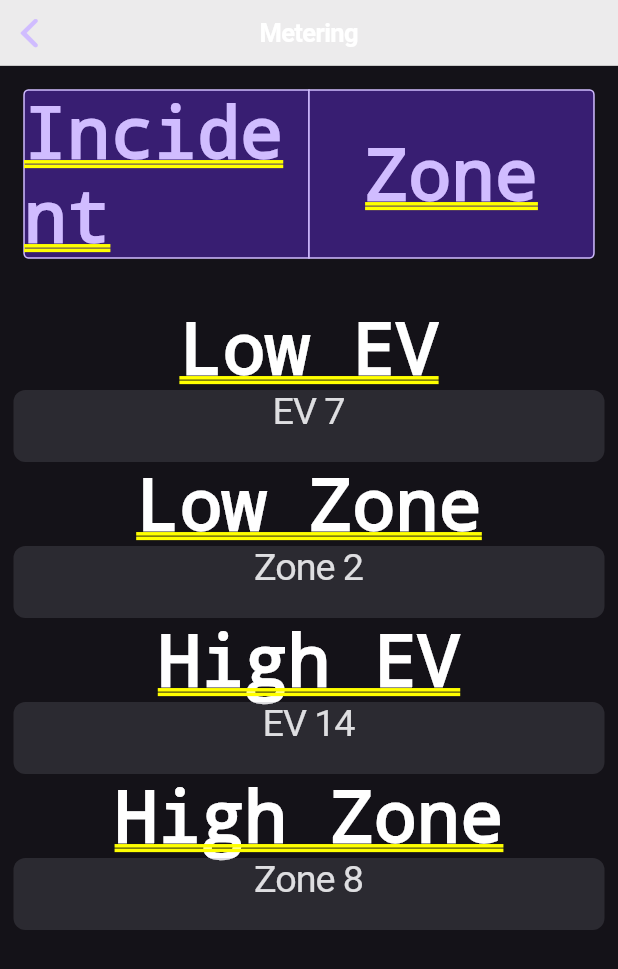
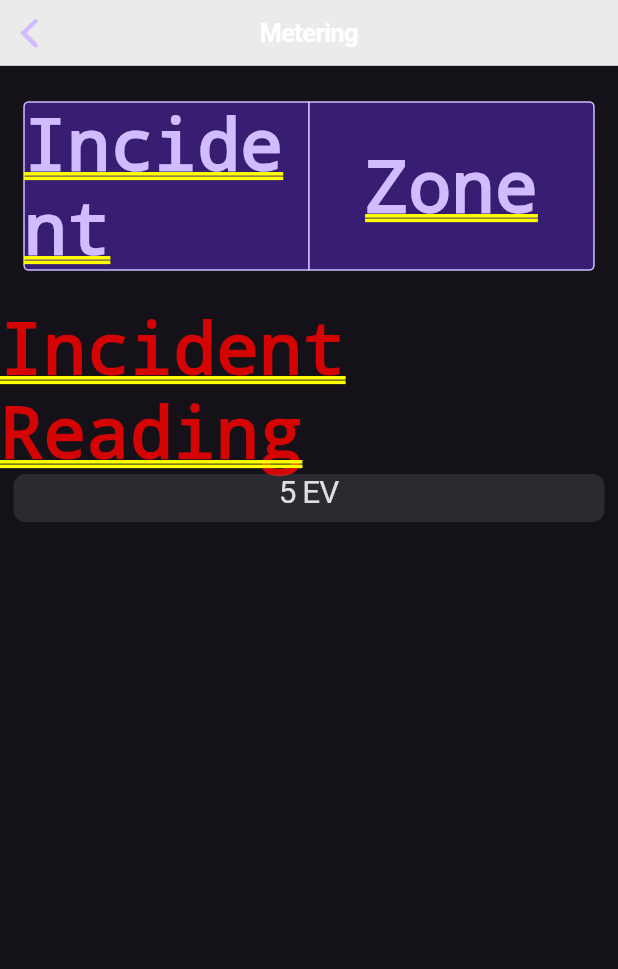
Before and after one commit to jamesbaillies/btzs_calc, a Flutter app: the MeteringPage screen opened directly, on a phone screen of 412 x 824 dp. Shown: the top 969 px of the screen. Run offline on Flutter 3.47's test engine with Material 3 defaults, Android fonts, the phone set to English and light mode, and no system bars.

Commit message:
lates update 3

```diff
--- a/lib/camera_page.dart
+++ b/lib/camera_page.dart
@@ -67,7 +67,7 @@
                         final parsed = double.tryParse(val);
                         if (parsed != null) {
                           setState(() {
-                            session.focalLength = parsed;
+                            session.focalLength = parsed.toInt();
                             if (!session.savedFocalLengths.contains(parsed.toInt())) {
                               session.savedFocalLengths.add(parsed.toInt());
                             }
@@ -119,7 +119,7 @@
             initialItem: session.savedFocalLengths.indexOf(session.focalLength.toInt()),
           ),
           onSelectedItemChanged: (index) => setState(() {
-            session.focalLength = session.savedFocalLengths[index].toDouble();
+            session.focalLength = session.savedFocalLengths[index];
             focalLengthController.text = session.focalLength.toString();
           }),
           children: session.savedFocalLengths.map((f) => Text('$f mm')).toList(),
--- a/lib/main.dart
+++ b/lib/main.dart
@@ -38,7 +38,7 @@
     CameraPage(),
     MeteringPage(),
     FactorsPage(),
-    DOFCalculatorPage(),
+    DOFPage(),
     ExposurePage(),
   ];
 
--- a/lib/metering_page.dart
+++ b/lib/metering_page.dart
@@ -1,6 +1,6 @@
 import 'package:flutter/cupertino.dart';
 import 'package:flutter/material.dart';
-import 'package:btzs_calc/session.dart';
+import 'session.dart';
 
 class MeteringPage extends StatefulWidget {
   const MeteringPage({super.key});
@@ -19,58 +19,73 @@
       child: SafeArea(
         child: Column(
           children: [
-            const SizedBox(height: 16),
-
-            // Toggle between Incident and Zone modes
+            const SizedBox(height: 24),
             CupertinoSegmentedControl<String>(
               children: const {
                 'Incident': Text('Incident'),
                 'Zone': Text('Zone'),
               },
               groupValue: session.meteringMode,
-              onValueChanged: (mode) => setState(() => session.meteringMode = mode),
+              onValueChanged: (String mode) {
+                setState(() {
+                  session.meteringMode = mode;
+                });
+              },
             ),
-
-            const SizedBox(height: 32),
-            const Text('Low EV', style: TextStyle(color: Colors.white)),
+            const SizedBox(height: 24),
+            if (session.meteringMode == 'Zone') ...[
+              const Text('Low EV'),
               CupertinoPicker(
-              magnification: 1.2,
-              useMagnifier: true,
-              itemExtent: 40,
-              scrollController: FixedExtentScrollController(initialItem: session.lowEV.toInt()),
-              onSelectedItemChanged: (v) => setState(() => session.lowEV = v.toDouble()),
-              children: List<Widget>.generate(25, (i) => Text('EV $i', style: const TextStyle(color: Colors.white))),
+                itemExtent: 32,
+                scrollController: FixedExtentScrollController(
+                  initialItem: session.lowEV,
                 ),
-
-            const Text('Low Zone', style: TextStyle(color: Colors.white)),
+                onSelectedItemChanged: (v) =>
+                    setState(() => session.lowEV = v),
+                children: List.generate(21, (index) => Text('${index - 5} EV')),
+              ),
+              const Text('Low Zone'),
               CupertinoPicker(
-              magnification: 1.2,
-              useMagnifier: true,
-              itemExtent: 40,
-              scrollController: FixedExtentScrollController(initialItem: session.lowZone.toInt()),
-              onSelectedItemChanged: (v) => setState(() => session.lowZone = v.toDouble()),
-              children: List<Widget>.generate(12, (i) => Text('Zone $i', style: const TextStyle(color: Colors.white))),
+                itemExtent: 32,
+                scrollController: FixedExtentScrollController(
+                  initialItem: session.lowZone,
                 ),
-
-            const Text('High EV', style: TextStyle(color: Colors.white)),
+                onSelectedItemChanged: (v) =>
+                    setState(() => session.lowZone = v),
+                children: List.generate(11, (index) => Text('Zone $index')),
+              ),
+              const Text('High EV'),
               CupertinoPicker(
-              magnification: 1.2,
-              useMagnifier: true,
-              itemExtent: 40,
-              scrollController: FixedExtentScrollController(initialItem: session.highEV.toInt()),
-              onSelectedItemChanged: (v) => setState(() => session.highEV = v.toDouble()),
-              children: List<Widget>.generate(25, (i) => Text('EV $i', style: const TextStyle(color: Colors.white))),
+                itemExtent: 32,
+                scrollController: FixedExtentScrollController(
+                  initialItem: session.highEV,
                 ),
-
-            const Text('High Zone', style: TextStyle(color: Colors.white)),
+                onSelectedItemChanged: (v) =>
+                    setState(() => session.highEV = v),
+                children: List.generate(21, (index) => Text('${index - 5} EV')),
+              ),
+              const Text('High Zone'),
               CupertinoPicker(
-              magnification: 1.2,
-              useMagnifier: true,
-              itemExtent: 40,
-              scrollController: FixedExtentScrollController(initialItem: session.highZone.toInt()),
-              onSelectedItemChanged: (v) => setState(() => session.highZone = v.toDouble()),
-              children: List<Widget>.generate(12, (i) => Text('Zone $i', style: const TextStyle(color: Colors.white))),
+                itemExtent: 32,
+                scrollController: FixedExtentScrollController(
+                  initialItem: session.highZone,
                 ),
+                onSelectedItemChanged: (v) =>
+                    setState(() => session.highZone = v),
+                children: List.generate(11, (index) => Text('Zone $index')),
+              ),
+            ] else ...[
+              const Text('Incident Reading'),
+              CupertinoPicker(
+                itemExtent: 32,
+                scrollController: FixedExtentScrollController(
+                  initialItem: session.incidentEV,
+                ),
+                onSelectedItemChanged: (v) =>
+                    setState(() => session.incidentEV = v),
+                children: List.generate(21, (index) => Text('${index - 5} EV')),
+              ),
+            ]
           ],
         ),
       ),
--- a/lib/session.dart
+++ b/lib/session.dart
@@ -1,54 +1,53 @@
+
 import 'package:flutter/material.dart';
-import 'dart:math';
 
-class Session {
-  // Exposure & Camera Info
+class Session extends ChangeNotifier {
+  // Camera Page
   String exposureTitle = '';
   String filmHolder = '';
-  String filmStock = 'HP5+';
-  List<String> filmStocks = ['HP5+', 'FP4+', 'Portra 400', 'Ektar', 'Tri-X'];
-  double paperES = 1.05;
-  double flareFactor = 0.25;
-  String cameraModel = '4x5';
+  String filmStock = '';
+  List<String> filmStocks = ['HP5', 'Tri-X', 'FP4'];
+  double focalLength = 150;
+  List<int> savedFocalLengths = [90, 150, 210, 300];
 
-  // Metering
-  String meteringMode = 'Lo';
-  int lowEV = 7;
-  int highEV = 14;
+  // Metering Page
+  int lowEV = 5;
   int lowZone = 2;
+  int highEV = 12;
   int highZone = 8;
+  int incidentEV = 10;
+  String meteringMode = 'Lo'; // or 'Hi'
 
-  // Focal Lengths
-  double focalLength = 210;
-  List<int> savedFocalLengths = [90, 150, 210, 300, 360];
+  // DOF Page
+  String dofMode = 'None'; // None, Check, Distance, Focus
+  bool favorDOF = true; // true = favor DOF, false = favor exposure
+  int aperture = 8;
+  List<int> apertureValues = [4, 5, 5, 8, 11, 16, 22, 32, 45];
+  double subjectDistance = 1;
+  double nearDistance = 1;
+  double farDistance = 1;
+  double focusTravel = 0;
 
-  // DOF
-  double subjectDistance = 1500; // mm
-  double circleOfConfusion = 0.03;
+  // Exposure Page
+  bool _useApertureMode = true;
+  int selectedApertureIndex = 4;
+  int selectedMin = 0;
+  int selectedSec = 1;
+  int selectedFraction = 0;
 
-  // Exposure
-  bool useApertureMode = true;
-  int selectedApertureIndex = 6;
-  int selectedMin = 0;
-  int selectedSec = 0;
-  int selectedFraction = 6;
+  List<String> shutterFractions = ['1', '2', '4', '8', '15', '30', '60', '125', '250', '500'];
 
-  List<double> apertureValues = [1.4, 2, 2.8, 4, 5.6, 8, 11, 16, 22, 32, 45, 64];
-  List<int> shutterFractions = [2, 4, 8, 15, 30, 60, 125, 250, 500];
-
-  double get selectedAperture => apertureValues[selectedApertureIndex];
-
-  double get totalShutterSeconds {
-    double sec = selectedMin * 60 + selectedSec.toDouble();
-    if (selectedFraction < shutterFractions.length) {
-      sec += 1 / shutterFractions[selectedFraction];
-    }
-    return sec;
+  bool get useApertureMode => _useApertureMode;
+  set useApertureMode(bool value) {
+    _useApertureMode = value;
+    notifyListeners();
   }
 
-  double calculateEV() {
-    final N = selectedAperture;
-    final t = totalShutterSeconds;
-    return log(N * N / t) / ln2;
+  int get aperture => _aperture;
+  set aperture(int value) {
+    _aperture = value;
+    notifyListeners();
   }
+
+  int _aperture = 8;
 }
```
Also changed, not shown: lib/dof_page.dart (+142 -133 lines). Lines whose indentation alone changed are shown as unchanged.
